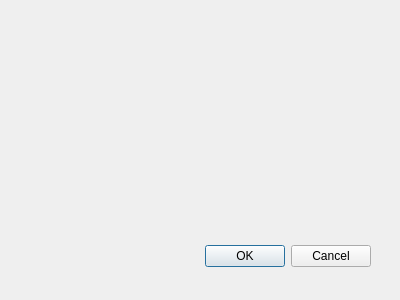
Qt form winmol_analyzer_dialog_base.ui (StefanReder/WINMOL_Analyzer) before a commit.
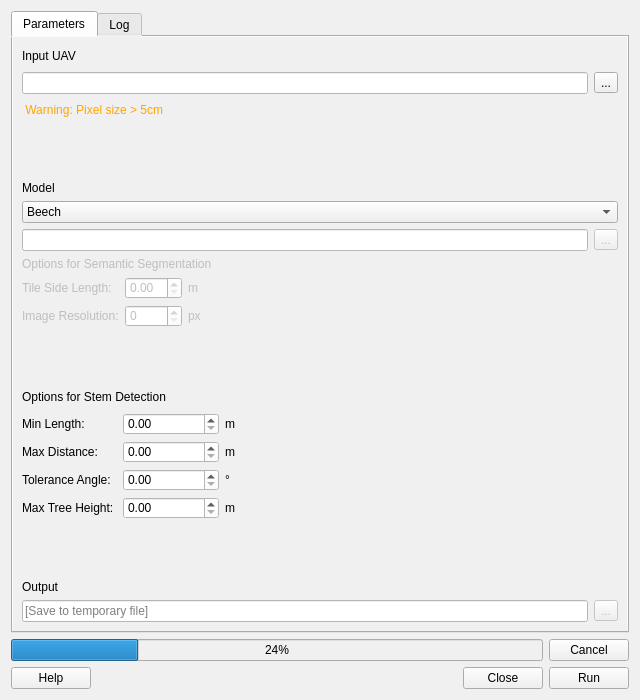
The same form after that commit.

Patch:
```diff
--- a/winmol_analyzer_dialog_base.ui
+++ b/winmol_analyzer_dialog_base.ui
@@ -1,36 +1,546 @@
-<ui version="4.0" >
- <class>WINMOLAnalyzer
-DialogBase</class>
- <widget class="QDialog" name="WINMOLAnalyzer
-DialogBase" >
-  <property name="geometry" >
+<?xml version="1.0" encoding="UTF-8"?>
+<ui version="4.0">
+ <class>frame</class>
+ <widget class="QFrame" name="frame">
+  <property name="geometry">
    <rect>
     <x>0</x>
     <y>0</y>
-    <width>400</width>
-    <height>300</height>
+    <width>640</width>
+    <height>700</height>
    </rect>
   </property>
   <property name="windowTitle" >
    <string>WINMOL Analyzer
 </string>
   </property>
-  <widget class="QDialogButtonBox" name="button_box" >
-   <property name="geometry" >
-    <rect>
-     <x>30</x>
-     <y>240</y>
-     <width>341</width>
-     <height>32</height>
-    </rect>
-   </property>
-   <property name="orientation" >
-    <enum>Qt::Horizontal</enum>
-   </property>
-   <property name="standardButtons" >
-    <set>QDialogButtonBox::Cancel|QDialogButtonBox::Ok</set>
-   </property>
-  </widget>
+  <property name="autoFillBackground">
+   <bool>false</bool>
+  </property>
+  <property name="styleSheet">
+   <string notr="true">background-color: rgb(240, 240, 240)</string>
+  </property>
+  <layout class="QVBoxLayout" name="verticalLayout_7">
+   <item>
+    <widget class="QTabWidget" name="tabWidget">
+     <property name="autoFillBackground">
+      <bool>false</bool>
+     </property>
+     <property name="styleSheet">
+      <string notr="true">background-color: rgb(240, 240, 240)</string>
+     </property>
+     <property name="currentIndex">
+      <number>0</number>
+     </property>
+     <widget class="QWidget" name="tab">
+      <attribute name="title">
+       <string>Parameters</string>
+      </attribute>
+      <layout class="QVBoxLayout" name="verticalLayout_5">
+       <item>
+        <layout class="QGridLayout" name="gridLayout">
+         <item row="0" column="1" colspan="2">
+          <spacer name="horizontalSpacer">
+           <property name="orientation">
+            <enum>Qt::Horizontal</enum>
+           </property>
+           <property name="sizeHint" stdset="0">
+            <size>
+             <width>118</width>
+             <height>20</height>
+            </size>
+           </property>
+          </spacer>
+         </item>
+         <item row="2" column="0" colspan="2">
+          <widget class="QLabel" name="uav_warning_label">
+           <property name="styleSheet">
+            <string notr="true">color: #FFA500;</string>
+           </property>
+           <property name="text">
+            <string> Warning: Pixel size &gt; 5cm</string>
+           </property>
+          </widget>
+         </item>
+         <item row="2" column="2">
+          <spacer name="horizontalSpacer_2">
+           <property name="orientation">
+            <enum>Qt::Horizontal</enum>
+           </property>
+           <property name="sizeHint" stdset="0">
+            <size>
+             <width>40</width>
+             <height>20</height>
+            </size>
+           </property>
+          </spacer>
+         </item>
+         <item row="0" column="0">
+          <widget class="QLabel" name="uav_input_label">
+           <property name="text">
+            <string>Input UAV</string>
+           </property>
+          </widget>
+         </item>
+         <item row="1" column="0" colspan="3">
+          <layout class="QHBoxLayout" name="horizontalLayout">
+           <item>
+            <widget class="QLineEdit" name="uav_lineEdit">
+             <property name="autoFillBackground">
+              <bool>false</bool>
+             </property>
+             <property name="styleSheet">
+              <string notr="true">background-color: rgb(255, 255, 255)</string>
+             </property>
+            </widget>
+           </item>
+           <item>
+            <widget class="QToolButton" name="uav_toolButton">
+             <property name="text">
+              <string>...</string>
+             </property>
+            </widget>
+           </item>
+          </layout>
+         </item>
+        </layout>
+       </item>
+       <item>
+        <spacer name="verticalSpacer_2">
+         <property name="orientation">
+          <enum>Qt::Vertical</enum>
+         </property>
+         <property name="sizeHint" stdset="0">
+          <size>
+           <width>20</width>
+           <height>40</height>
+          </size>
+         </property>
+        </spacer>
+       </item>
+       <item>
+        <layout class="QVBoxLayout" name="verticalLayout">
+         <item>
+          <widget class="QLabel" name="model_input_label">
+           <property name="text">
+            <string>Model</string>
+           </property>
+          </widget>
+         </item>
+         <item>
+          <widget class="QComboBox" name="model_comboBox">
+           <item>
+            <property name="text">
+             <string>Beech</string>
+            </property>
+           </item>
+           <item>
+            <property name="text">
+             <string>Spruce</string>
+            </property>
+           </item>
+           <item>
+            <property name="text">
+             <string>Custom</string>
+            </property>
+           </item>
+          </widget>
+         </item>
+         <item>
+          <layout class="QHBoxLayout" name="horizontalLayout_2">
+           <item>
+            <widget class="QLineEdit" name="model_lineEdit">
+             <property name="enabled">
+              <bool>false</bool>
+             </property>
+             <property name="autoFillBackground">
+              <bool>false</bool>
+             </property>
+             <property name="styleSheet">
+              <string notr="true">background-color: rgb(255, 255, 255)</string>
+             </property>
+            </widget>
+           </item>
+           <item>
+            <widget class="QToolButton" name="model_toolButton">
+             <property name="enabled">
+              <bool>false</bool>
+             </property>
+             <property name="text">
+              <string>...</string>
+             </property>
+            </widget>
+           </item>
+          </layout>
+         </item>
+        </layout>
+       </item>
+       <item>
+        <layout class="QHBoxLayout" name="horizontalLayout_9">
+         <item>
+          <layout class="QVBoxLayout" name="verticalLayout_3">
+           <item>
+            <widget class="QLabel" name="segm_label">
+             <property name="enabled">
+              <bool>false</bool>
+             </property>
+             <property name="text">
+              <string>Options for Semantic Segmentation</string>
+             </property>
+            </widget>
+           </item>
+           <item>
+            <layout class="QGridLayout" name="gridLayout_4">
+             <item row="1" column="0">
+              <widget class="QLabel" name="image_label">
+               <property name="enabled">
+                <bool>false</bool>
+               </property>
+               <property name="text">
+                <string>Image Resolution:</string>
+               </property>
+              </widget>
+             </item>
+             <item row="0" column="2">
+              <widget class="QLabel" name="tileside_unit_label">
+               <property name="enabled">
+                <bool>false</bool>
+               </property>
+               <property name="text">
+                <string>m</string>
+               </property>
+              </widget>
+             </item>
+             <item row="1" column="2">
+              <widget class="QLabel" name="image_unit_label">
+               <property name="enabled">
+                <bool>false</bool>
+               </property>
+               <property name="text">
+                <string>px</string>
+               </property>
+              </widget>
+             </item>
+             <item row="0" column="1">
+              <widget class="QDoubleSpinBox" name="tileside_doubleSpinBox">
+               <property name="enabled">
+                <bool>false</bool>
+               </property>
+               <property name="styleSheet">
+                <string notr="true">background-color: rgb(255, 255, 255)</string>
+               </property>
+              </widget>
+             </item>
+             <item row="0" column="0">
+              <widget class="QLabel" name="tileside_label">
+               <property name="enabled">
+                <bool>false</bool>
+               </property>
+               <property name="text">
+                <string>Tile Side Length:</string>
+               </property>
+              </widget>
+             </item>
+             <item row="1" column="1">
+              <widget class="QSpinBox" name="image_spinBox">
+               <property name="enabled">
+                <bool>false</bool>
+               </property>
+               <property name="styleSheet">
+                <string notr="true">background-color: rgb(255, 255, 255)</string>
+               </property>
+              </widget>
+             </item>
+            </layout>
+           </item>
+          </layout>
+         </item>
+         <item>
+          <spacer name="horizontalSpacer_11">
+           <property name="orientation">
+            <enum>Qt::Horizontal</enum>
+           </property>
+           <property name="sizeHint" stdset="0">
+            <size>
+             <width>40</width>
+             <height>20</height>
+            </size>
+           </property>
+          </spacer>
+         </item>
+        </layout>
+       </item>
+       <item>
+        <spacer name="verticalSpacer">
+         <property name="orientation">
+          <enum>Qt::Vertical</enum>
+         </property>
+         <property name="sizeHint" stdset="0">
+          <size>
+           <width>20</width>
+           <height>40</height>
+          </size>
+         </property>
+        </spacer>
+       </item>
+       <item>
+        <layout class="QHBoxLayout" name="horizontalLayout_8">
+         <item>
+          <layout class="QVBoxLayout" name="verticalLayout_2">
+           <item>
+            <layout class="QHBoxLayout" name="horizontalLayout_3">
+             <item>
+              <widget class="QLabel" name="stem_label">
+               <property name="text">
+                <string>Options for Stem Detection</string>
+               </property>
+              </widget>
+             </item>
+             <item>
+              <spacer name="horizontalSpacer_3">
+               <property name="orientation">
+                <enum>Qt::Horizontal</enum>
+               </property>
+               <property name="sizeHint" stdset="0">
+                <size>
+                 <width>40</width>
+                 <height>20</height>
+                </size>
+               </property>
+              </spacer>
+             </item>
+            </layout>
+           </item>
+           <item>
+            <layout class="QGridLayout" name="gridLayout_2">
+             <item row="0" column="0">
+              <widget class="QLabel" name="minlength_label">
+               <property name="text">
+                <string>Min Length:</string>
+               </property>
+              </widget>
+             </item>
+             <item row="0" column="1">
+              <widget class="QDoubleSpinBox" name="minlength_doubleSpinBox">
+               <property name="styleSheet">
+                <string notr="true">background-color: rgb(255, 255, 255)</string>
+               </property>
+              </widget>
+             </item>
+             <item row="0" column="2">
+              <widget class="QLabel" name="minlength_unit_label">
+               <property name="text">
+                <string>m</string>
+               </property>
+              </widget>
+             </item>
+             <item row="1" column="0">
+              <widget class="QLabel" name="maxdistance_label">
+               <property name="text">
+                <string>Max Distance:</string>
+               </property>
+              </widget>
+             </item>
+             <item row="1" column="1">
+              <widget class="QDoubleSpinBox" name="maxdistance_doubleSpinBox_2">
+               <property name="styleSheet">
+                <string notr="true">background-color: rgb(255, 255, 255)</string>
+               </property>
+              </widget>
+             </item>
+             <item row="2" column="0">
+              <widget class="QLabel" name="tolerance_label">
+               <property name="text">
+                <string>Tolerance Angle:</string>
+               </property>
+              </widget>
+             </item>
+             <item row="2" column="1">
+              <widget class="QDoubleSpinBox" name="tolerance_doubleSpinBox_3">
+               <property name="styleSheet">
+                <string notr="true">background-color: rgb(255, 255, 255)</string>
+               </property>
+              </widget>
+             </item>
+             <item row="2" column="2">
+              <widget class="QLabel" name="tolerance_unit_label">
+               <property name="text">
+                <string>°</string>
+               </property>
+              </widget>
+             </item>
+             <item row="3" column="0">
+              <widget class="QLabel" name="maxtree_label">
+               <property name="text">
+                <string>Max Tree Height:</string>
+               </property>
+              </widget>
+             </item>
+             <item row="3" column="1">
+              <widget class="QDoubleSpinBox" name="maxtree_doubleSpinBox_4">
+               <property name="styleSheet">
+                <string notr="true">background-color: rgb(255, 255, 255)</string>
+               </property>
+              </widget>
+             </item>
+             <item row="3" column="2">
+              <widget class="QLabel" name="maxtree_unit_label">
+               <property name="text">
+                <string>m</string>
+               </property>
+              </widget>
+             </item>
+             <item row="1" column="2">
+              <widget class="QLabel" name="maxdistance_unit_label">
+               <property name="text">
+                <string>m</string>
+               </property>
+              </widget>
+             </item>
+            </layout>
+           </item>
+          </layout>
+         </item>
+         <item>
+          <spacer name="horizontalSpacer_4">
+           <property name="orientation">
+            <enum>Qt::Horizontal</enum>
+           </property>
+           <property name="sizeHint" stdset="0">
+            <size>
+             <width>40</width>
+             <height>20</height>
+            </size>
+           </property>
+          </spacer>
+         </item>
+        </layout>
+       </item>
+       <item>
+        <spacer name="verticalSpacer_3">
+         <property name="orientation">
+          <enum>Qt::Vertical</enum>
+         </property>
+         <property name="sizeHint" stdset="0">
+          <size>
+           <width>18</width>
+           <height>7</height>
+          </size>
+         </property>
+        </spacer>
+       </item>
+       <item>
+        <layout class="QVBoxLayout" name="verticalLayout_4">
+         <item>
+          <widget class="QLabel" name="output_input_label">
+           <property name="text">
+            <string>Output</string>
+           </property>
+          </widget>
+         </item>
+         <item>
+          <layout class="QHBoxLayout" name="horizontalLayout_4">
+           <item>
+            <widget class="QLineEdit" name="output_lineEdit">
+             <property name="enabled">
+              <bool>false</bool>
+             </property>
+             <property name="autoFillBackground">
+              <bool>false</bool>
+             </property>
+             <property name="styleSheet">
+              <string notr="true">background-color: rgb(255, 255, 255)</string>
+             </property>
+             <property name="placeholderText">
+              <string>[Save to temporary file]</string>
+             </property>
+            </widget>
+           </item>
+           <item>
+            <widget class="QToolButton" name="output_toolButton">
+             <property name="enabled">
+              <bool>false</bool>
+             </property>
+             <property name="text">
+              <string>...</string>
+             </property>
+            </widget>
+           </item>
+          </layout>
+         </item>
+        </layout>
+       </item>
+      </layout>
+     </widget>
+     <widget class="QWidget" name="tab_2">
+      <attribute name="title">
+       <string>Log</string>
+      </attribute>
+      <layout class="QVBoxLayout" name="verticalLayout_9">
+       <item>
+        <widget class="QPlainTextEdit" name="plainTextEdit">
+         <property name="styleSheet">
+          <string notr="true">background-color: rgb(255, 255, 255)</string>
+         </property>
+        </widget>
+       </item>
+      </layout>
+     </widget>
+    </widget>
+   </item>
+   <item>
+    <layout class="QGridLayout" name="gridLayout_3">
+     <item row="1" column="3">
+      <widget class="QPushButton" name="run_button">
+       <property name="text">
+        <string>Run</string>
+       </property>
+      </widget>
+     </item>
+     <item row="1" column="2">
+      <widget class="QPushButton" name="close_button">
+       <property name="text">
+        <string>Close</string>
+       </property>
+      </widget>
+     </item>
+     <item row="1" column="0">
+      <widget class="QPushButton" name="help_button">
+       <property name="text">
+        <string>Help</string>
+       </property>
+      </widget>
+     </item>
+     <item row="0" column="0" colspan="3">
+      <widget class="QProgressBar" name="progress_bar">
+       <property name="value">
+        <number>24</number>
+       </property>
+      </widget>
+     </item>
+     <item row="1" column="1">
+      <spacer name="horizontalSpacer_5">
+       <property name="orientation">
+        <enum>Qt::Horizontal</enum>
+       </property>
+       <property name="sizeHint" stdset="0">
+        <size>
+         <width>40</width>
+         <height>20</height>
+        </size>
+       </property>
+      </spacer>
+     </item>
+     <item row="0" column="3">
+      <widget class="QPushButton" name="cancel_button">
+       <property name="text">
+        <string>Cancel</string>
+       </property>
+      </widget>
+     </item>
+    </layout>
+   </item>
+  </layout>
  </widget>
  <resources/>
  <connections>
```
Left out of the diff: 42 changed lines with no effect on the pictures.
